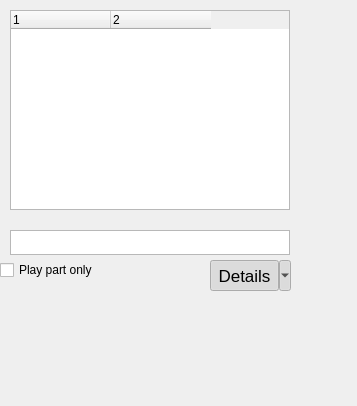
Before: the Qt Designer form mscore/mixer/mixer.ui in fp22june/MuseScore, drawn with Qt 5.
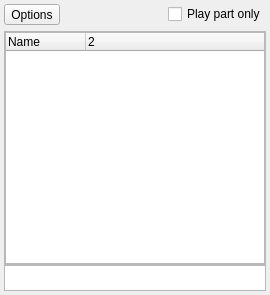
After: the same form once the commit is applied. Custom widgets are drawn as their Qt base class.

What changed in the file:
```diff
--- a/mscore/mixer/mixer.ui
+++ b/mscore/mixer/mixer.ui
@@ -9,185 +9,193 @@
    <rect>
     <x>0</x>
     <y>0</y>
-    <width>357</width>
-    <height>406</height>
+    <width>270</width>
+    <height>295</height>
    </rect>
   </property>
-  <property name="sizePolicy">
-   <sizepolicy hsizetype="Minimum" vsizetype="Minimum">
-    <horstretch>0</horstretch>
-    <verstretch>0</verstretch>
-   </sizepolicy>
-  </property>
   <property name="focusPolicy">
    <enum>Qt::ClickFocus</enum>
   </property>
   <property name="floating">
    <bool>false</bool>
   </property>
-  <property name="features">
-   <set>QDockWidget::AllDockWidgetFeatures</set>
-  </property>
   <property name="windowTitle">
    <string>Mixer</string>
   </property>
   <widget class="QWidget" name="dockWidgetContents">
+   <layout class="QGridLayout" name="gridLayout_2">
+    <property name="leftMargin">
+     <number>4</number>
+    </property>
+    <property name="topMargin">
+     <number>4</number>
+    </property>
+    <property name="rightMargin">
+     <number>4</number>
+    </property>
+    <property name="bottomMargin">
+     <number>4</number>
+    </property>
+    <item row="1" column="0">
+     <layout class="QHBoxLayout" name="h1">
+      <item>
+       <layout class="QVBoxLayout" name="v1">
+        <item>
+         <widget class="QWidget" name="a1" native="true">
+          <layout class="QHBoxLayout" name="horizontalLayout">
+           <property name="leftMargin">
+            <number>0</number>
+           </property>
+           <property name="topMargin">
+            <number>0</number>
+           </property>
+           <property name="rightMargin">
+            <number>0</number>
+           </property>
+           <property name="bottomMargin">
+            <number>0</number>
+           </property>
+           <item>
+            <widget class="Ms::MixerOptionsButton" name="showDetailsButton">
+             <property name="text">
+              <string>Options</string>
+             </property>
+            </widget>
+           </item>
+           <item alignment="Qt::AlignmentFlag::AlignRight">
    <widget class="QCheckBox" name="partOnlyCheckBox">
-    <property name="geometry">
-     <rect>
-      <x>0</x>
-      <y>260</y>
-      <width>108</width>
-      <height>20</height>
-     </rect>
-    </property>
     <property name="text">
      <string>Play part only</string>
     </property>
    </widget>
-   <widget class="Ms::MixerOptionsButton" name="showDetailsButton">
+           </item>
+          </layout>
+         </widget>
+        </item>
+        <item>
+         <layout class="QVBoxLayout" name="verticalLayout_2">
+          <property name="spacing">
+           <number>0</number>
+          </property>
+          <item>
+           <widget class="QScrollArea" name="scrollArea">
+            <property name="horizontalScrollBarPolicy">
+             <enum>Qt::ScrollBarPolicy::ScrollBarAlwaysOff</enum>
+            </property>
+            <property name="widgetResizable">
+             <bool>true</bool>
+            </property>
+            <widget class="QWidget" name="scrollAreaWidgetContents">
     <property name="geometry">
      <rect>
-      <x>210</x>
-      <y>260</y>
-      <width>81</width>
-      <height>31</height>
+               <x>0</x>
+               <y>0</y>
+               <width>254</width>
+               <height>201</height>
      </rect>
     </property>
     <property name="sizePolicy">
-     <sizepolicy hsizetype="Fixed" vsizetype="Fixed">
+              <sizepolicy hsizetype="Expanding" vsizetype="Expanding">
       <horstretch>0</horstretch>
       <verstretch>0</verstretch>
      </sizepolicy>
     </property>
-    <property name="minimumSize">
-     <size>
-      <width>0</width>
-      <height>0</height>
-     </size>
-    </property>
-    <property name="maximumSize">
-     <size>
-      <width>16777215</width>
-      <height>16777215</height>
-     </size>
-    </property>
-    <property name="font">
-     <font>
-      <pointsize>13</pointsize>
-     </font>
-    </property>
-    <property name="toolTip">
-     <string>Show / hide extra mixer controls</string>
-    </property>
-    <property name="whatsThis">
-     <string>Show details</string>
-    </property>
-    <property name="accessibleName">
-     <string>Show details</string>
-    </property>
-    <property name="text">
-     <string>Details</string>
-    </property>
-    <property name="checkable">
-     <bool>true</bool>
-    </property>
-    <property name="checked">
-     <bool>true</bool>
-    </property>
-    <property name="popupMode">
-     <enum>QToolButton::MenuButtonPopup</enum>
-    </property>
-    <property name="toolButtonStyle">
-     <enum>Qt::ToolButtonTextOnly</enum>
-    </property>
-   </widget>
+             <layout class="QVBoxLayout" name="verticalLayout">
+              <property name="leftMargin">
+               <number>0</number>
+              </property>
+              <property name="topMargin">
+               <number>0</number>
+              </property>
+              <property name="rightMargin">
+               <number>0</number>
+              </property>
+              <property name="bottomMargin">
+               <number>0</number>
+              </property>
+              <item>
    <widget class="Ms::MixerTreeWidget" name="mixerTreeWidget">
-    <property name="geometry">
-     <rect>
-      <x>10</x>
-      <y>10</y>
-      <width>280</width>
-      <height>200</height>
-     </rect>
-    </property>
-    <property name="sizePolicy">
-     <sizepolicy hsizetype="Preferred" vsizetype="Preferred">
-      <horstretch>0</horstretch>
-      <verstretch>0</verstretch>
-     </sizepolicy>
-    </property>
-    <property name="minimumSize">
-     <size>
-      <width>280</width>
-      <height>200</height>
-     </size>
-    </property>
-    <property name="maximumSize">
-     <size>
-      <width>16777215</width>
-      <height>16777215</height>
-     </size>
-    </property>
-    <property name="accessibleName">
-     <string>Mixer Track List</string>
+                <property name="horizontalScrollBarPolicy">
+                 <enum>Qt::ScrollBarPolicy::ScrollBarAlwaysOff</enum>
+                </property>
+                <property name="autoScroll">
+                 <bool>false</bool>
     </property>
     <property name="tabKeyNavigation">
      <bool>true</bool>
     </property>
+                <property name="showDropIndicator" stdset="0">
+                 <bool>true</bool>
+                </property>
+                <property name="dragEnabled">
+                 <bool>true</bool>
+                </property>
+                <property name="dragDropMode">
+                 <enum>QAbstractItemView::DragDropMode::DragDrop</enum>
+                </property>
+                <property name="alternatingRowColors">
+                 <bool>true</bool>
+                </property>
+                <property name="selectionMode">
+                 <enum>QAbstractItemView::SelectionMode::ContiguousSelection</enum>
+                </property>
+                <property name="selectionBehavior">
+                 <enum>QAbstractItemView::SelectionBehavior::SelectRows</enum>
+                </property>
+                <property name="indentation">
+                 <number>12</number>
+                </property>
     <property name="allColumnsShowFocus">
      <bool>true</bool>
     </property>
     <property name="columnCount">
      <number>2</number>
     </property>
-    <attribute name="headerCascadingSectionResizes">
-     <bool>false</bool>
-    </attribute>
-    <attribute name="headerMinimumSectionSize">
+                <attribute name="headerDefaultSectionSize">
      <number>80</number>
     </attribute>
-    <attribute name="headerStretchLastSection">
-     <bool>false</bool>
-    </attribute>
     <column>
      <property name="text">
-      <string notr="true">1</string>
+                  <string notr="true">Name</string>
      </property>
     </column>
     <column>
      <property name="text">
-      <string notr="true">2</string>
+                  <string notr="true"/>
      </property>
     </column>
    </widget>
+              </item>
+             </layout>
+            </widget>
+           </widget>
+          </item>
+          <item>
    <widget class="QTreeWidget" name="masterVolumeTreeWidget">
-    <property name="geometry">
-     <rect>
-      <x>10</x>
-      <y>230</y>
-      <width>280</width>
-      <height>25</height>
-     </rect>
-    </property>
     <property name="sizePolicy">
-     <sizepolicy hsizetype="Preferred" vsizetype="Preferred">
+             <sizepolicy hsizetype="Expanding" vsizetype="Fixed">
       <horstretch>0</horstretch>
       <verstretch>0</verstretch>
      </sizepolicy>
     </property>
     <property name="minimumSize">
      <size>
-      <width>280</width>
-      <height>25</height>
+              <width>0</width>
+              <height>26</height>
      </size>
     </property>
     <property name="maximumSize">
      <size>
       <width>16777215</width>
-      <height>25</height>
-     </size>
-    </property>
+              <height>26</height>
+             </size>
+            </property>
+            <property name="verticalScrollBarPolicy">
+             <enum>Qt::ScrollBarPolicy::ScrollBarAlwaysOff</enum>
+            </property>
+            <property name="horizontalScrollBarPolicy">
+             <enum>Qt::ScrollBarPolicy::ScrollBarAlwaysOff</enum>
+            </property>
     <property name="tabKeyNavigation">
      <bool>true</bool>
     </property>
@@ -200,15 +208,6 @@
     <attribute name="headerVisible">
      <bool>false</bool>
     </attribute>
-    <attribute name="headerCascadingSectionResizes">
-     <bool>false</bool>
-    </attribute>
-    <attribute name="headerMinimumSectionSize">
-     <number>80</number>
-    </attribute>
-    <attribute name="headerStretchLastSection">
-     <bool>false</bool>
-    </attribute>
     <column>
      <property name="text">
       <string notr="true">1</string>
@@ -220,6 +219,14 @@
      </property>
     </column>
    </widget>
+          </item>
+         </layout>
+        </item>
+       </layout>
+      </item>
+     </layout>
+    </item>
+   </layout>
   </widget>
  </widget>
  <customwidgets>
```
Left out of the diff: 10 changed lines with no effect on the pictures. Lines whose indentation alone changed are shown as unchanged.
